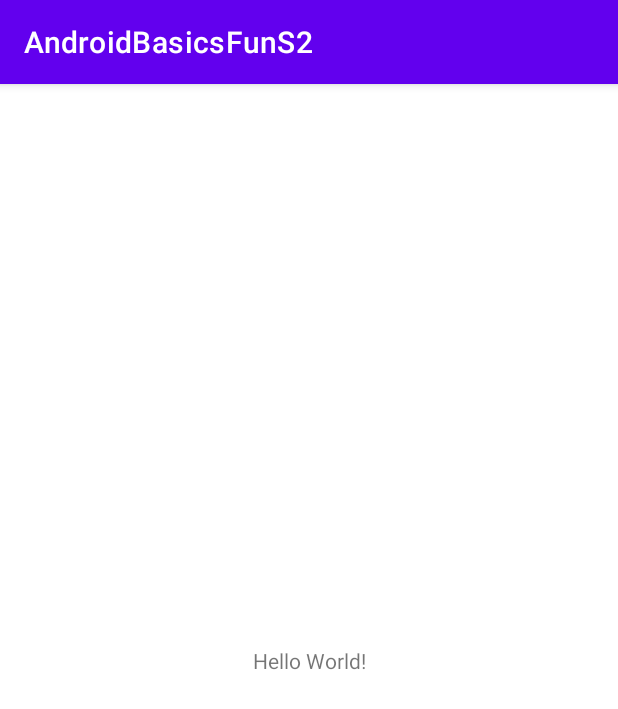
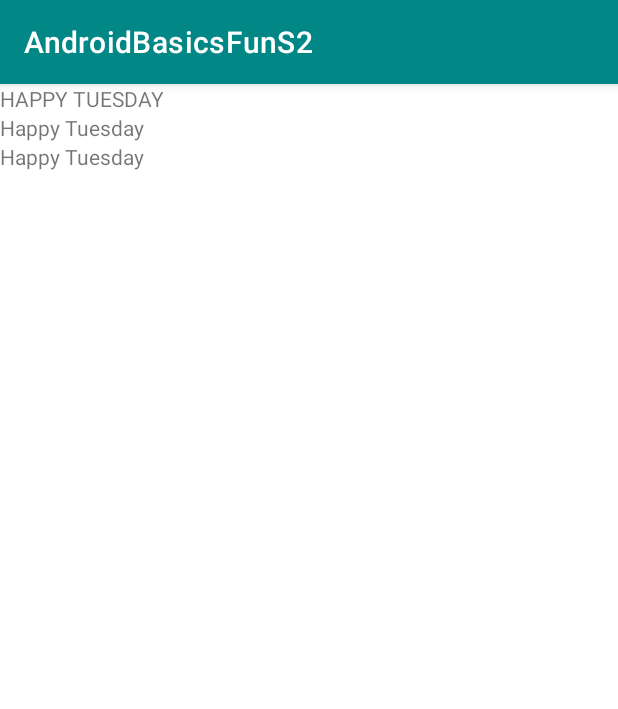
Before and after one commit to GonzagaCPSC312/AndroidBasicsFunS2, an Android app: the screen it shows after launch (MainActivity), on a phone screen of 412 x 824 dp. Shown: the top 709 px of the screen. Run offline under Robolectric (Android 15) with nearby library versions, the phone set to English and light mode, and no system bars.

Commit message:
add icon

```diff
--- a/app/src/main/AndroidManifest.xml
+++ b/app/src/main/AndroidManifest.xml
@@ -4,9 +4,9 @@
 
     <application
         android:allowBackup="true"
-        android:icon="@mipmap/ic_launcher"
+        android:icon="@mipmap/otter"
         android:label="@string/app_name"
-        android:roundIcon="@mipmap/ic_launcher_round"
+        android:roundIcon="@mipmap/otter"
         android:supportsRtl="true"
         android:theme="@style/Theme.AndroidBasicsFunS2">
         <activity android:name=".MainActivity">
--- a/app/src/main/java/com/sprint/gina/androidbasicsfuns2/MainActivity.java
+++ b/app/src/main/java/com/sprint/gina/androidbasicsfuns2/MainActivity.java
@@ -7,11 +7,18 @@ package com.sprint.gina.androidbasicsfuns2;
 import androidx.appcompat.app.AppCompatActivity;
 
 import android.os.Bundle;
+import android.util.Log;
+import android.view.View;
+import android.widget.TextView;
 
 // an activity is a screen in your app
 // AppCompatActivity is the super class, makes our app backwards compatible
 
+// app icon from: <div>Icons made by <a href="https://www.freepik.com" title="Freepik">Freepik</a> from <a href="https://www.flaticon.com/" title="Flaticon">www.flaticon.com</a></div>
+
 public class MainActivity extends AppCompatActivity {
+
+    public static final String TAG = "MainActivityTag";
 
     // there is no main() in an Android app
     // multiple entry points to the android app
@@ -21,5 +28,31 @@ public class MainActivity extends AppCompatActivity {
     protected void onCreate(Bundle savedInstanceState) {
         super.onCreate(savedInstanceState);
         setContentView(R.layout.activity_main);
+
+        System.out.println("Hello from onCreate()"); // not the androidy way
+        // use Log class
+        Log.d(TAG, "onCreate: hello from Log.d");
+
+        // layout: invisible container that organizes GUI components (Views)
+        // layouts inherit from ViewGroup
+        // we will start with LinearLayout
+        // orientation: vertical (one col)
+        // horizontal (one row)
+        // you can nest them
+
+        // if we want to refer to a View we defined in XML at runtime
+        // it has to have an id
+        View view = findViewById(R.id.firstTextView);
+        TextView textView = (TextView) view;
+        Log.d(TAG, "onCreate: " + textView.getText().toString());
+
+        // task 1: via Java, update the text to say HAPPY TUESDAY
+        String text = textView.getText().toString();
+        textView.setText(text.toUpperCase());
+        // task 2: fix the string warning in activity_main.xml
+
+        // task 3: try to change the app bars color to green
+
+        // lets set a custom app icon
     }
 }
--- a/app/src/main/res/layout/activity_main.xml
+++ b/app/src/main/res/layout/activity_main.xml
@@ -1,18 +1,27 @@
 <?xml version="1.0" encoding="utf-8"?>
-<androidx.constraintlayout.widget.ConstraintLayout xmlns:android="http://schemas.android.com/apk/res/android"
+<LinearLayout
+    xmlns:android="http://schemas.android.com/apk/res/android"
     xmlns:app="http://schemas.android.com/apk/res-auto"
     xmlns:tools="http://schemas.android.com/tools"
     android:layout_width="match_parent"
     android:layout_height="match_parent"
+    android:orientation="vertical"
     tools:context=".MainActivity">
+
+    <TextView
+        android:id="@+id/firstTextView"
+        android:layout_width="wrap_content"
+        android:layout_height="wrap_content"
+        android:text="@string/happy_tuesday" />
 
     <TextView
         android:layout_width="wrap_content"
         android:layout_height="wrap_content"
-        android:text="Hello World!"
-        app:layout_constraintBottom_toBottomOf="parent"
-        app:layout_constraintLeft_toLeftOf="parent"
-        app:layout_constraintRight_toRightOf="parent"
-        app:layout_constraintTop_toTopOf="parent" />
+        android:text="Happy Tuesday" />
 
-</androidx.constraintlayout.widget.ConstraintLayout>
+    <TextView
+        android:layout_width="wrap_content"
+        android:layout_height="wrap_content"
+        android:text="Happy Tuesday" />
+
+</LinearLayout>
--- a/app/src/main/res/values/strings.xml
+++ b/app/src/main/res/values/strings.xml
@@ -1,3 +1,4 @@
 <resources>
     <string name="app_name">AndroidBasicsFunS2</string>
+    <string name="happy_tuesday">Happy Tuesday</string>
 </resources>
--- a/app/src/main/res/values/themes.xml
+++ b/app/src/main/res/values/themes.xml
@@ -2,7 +2,7 @@
     <!-- Base application theme. -->
     <style name="Theme.AndroidBasicsFunS2" parent="Theme.MaterialComponents.DayNight.DarkActionBar">
         <!-- Primary brand color. -->
-        <item name="colorPrimary">@color/purple_500</item>
+        <item name="colorPrimary">@color/teal_700</item>
         <item name="colorPrimaryVariant">@color/purple_700</item>
         <item name="colorOnPrimary">@color/white</item>
         <!-- Secondary brand color. -->
```
Also changed, not shown: app/src/main/res/mipmap-xxxhdpi/otter.png (added).
